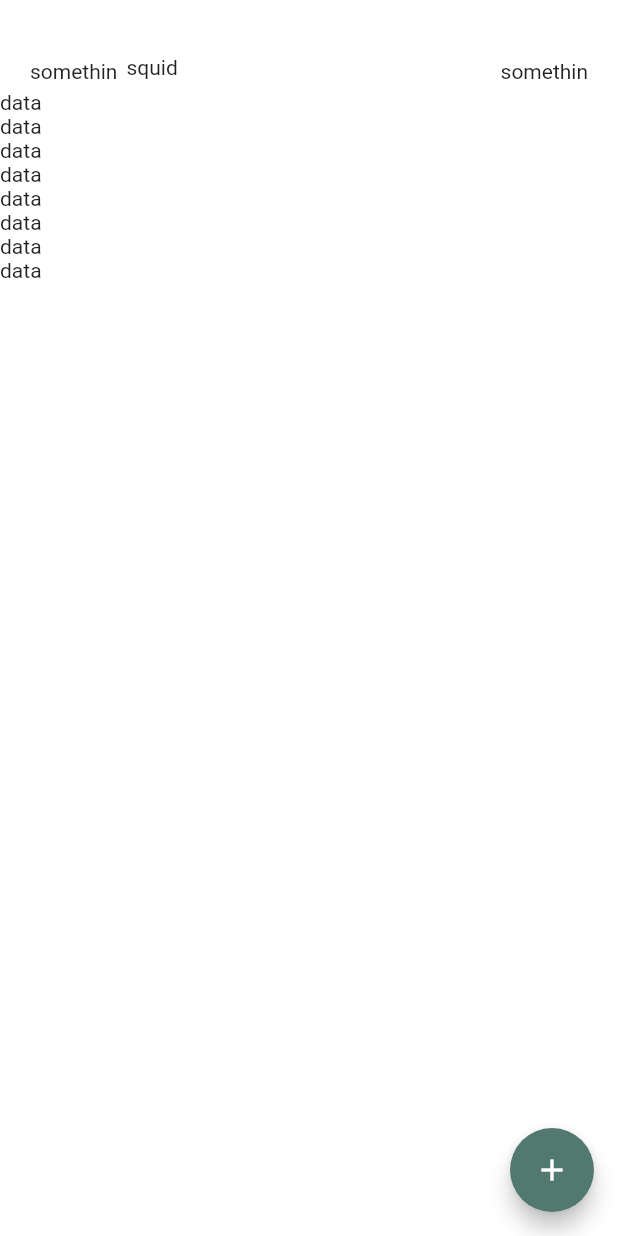
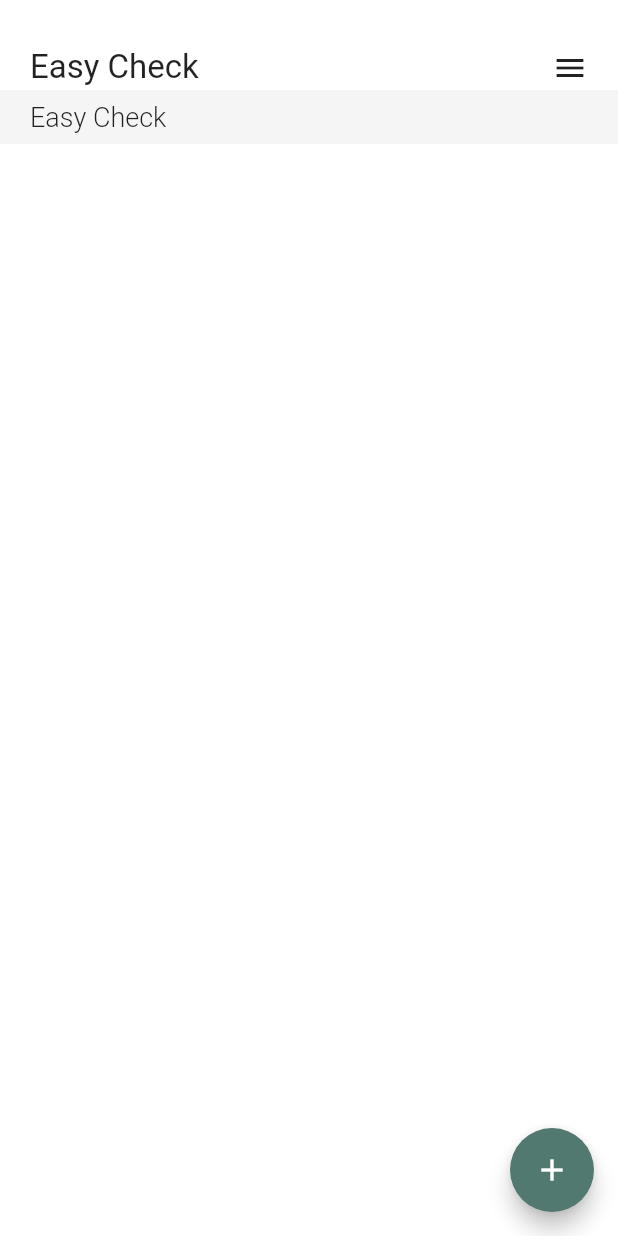
Before and after one commit to danielhoyosceldran/easyCheck, a Flutter app: the screen it shows after launch, on a phone screen of 412 x 824 dp. Run offline on Flutter 3.47's test engine with Material 2 defaults, Android fonts, the light colour scheme and no system bars; our stand-ins replace google_fonts.

Commit message:
working on menu

```diff
--- a/app/lib/colors/coustomized_colors.dart
+++ b/app/lib/colors/coustomized_colors.dart
@@ -1,14 +1,14 @@
 import 'package:flutter/material.dart';
 
-final Color? cGreen = _getColorFromHex("#52796F");
-final Color? cWhite = _getColorFromHex("#FFFFFF");
-final Color? cBlack  = _getColorFromHex("#000000");
-final Color? cGrey = _getColorFromHex("#888888");
+final Color cGreen = _getColorFromHex("#52796F");
+final Color cWhite = _getColorFromHex("#FFFFFF");
+final Color cBlack  = _getColorFromHex("#000000");
+final Color cGrey = _getColorFromHex("#888888");
 Color? cBlackTransparent;
 Color? cBlackMoreTransparent;
 Color? cWhiteTransparent;
 
-Color? _getColorFromHex(String hexColor) {
+Color _getColorFromHex(String hexColor) {
   hexColor = hexColor.replaceAll("#", "");
   if (hexColor.length == 6) {
     hexColor = "FF$hexColor";
--- a/app/lib/main.dart
+++ b/app/lib/main.dart
@@ -1,5 +1,5 @@
 import 'package:flutter/material.dart';
-import './pages/principal.dart';
+import './pages/pageGroups.dart';
 
 void main() {
   runApp(const MyApp());
@@ -14,7 +14,7 @@ class MyApp extends StatelessWidget {
     return const MaterialApp(
       title: 'Flutter Demo',
       debugShowCheckedModeBanner: false,
-      home: MyHomePage(title: 'Easy Check'),
+      home: PageGroups(title: 'Easy Check'),
     );
   }
 }
--- /dev/null
+++ b/app/lib/pages/pageGroups.dart
@@ -0,0 +1,48 @@
+import 'package:flutter/material.dart';
+import '../colors/coustomized_colors.dart';
+import '../widgets/customizedAppBar.dart';
+import '../widgets/listItem.dart';
+import './pageList.dart';
+
+class PageGroups extends StatefulWidget {
+  final String title;
+
+  const PageGroups({super.key, required this.title});
+
+  @override
+  State<PageGroups> createState() => _PageGroupsState();
+}
+
+class _PageGroupsState extends State<PageGroups> {
+  void _addTaskFileDialogue() {
+
+  }
+
+  void _navegateToList() {
+    Navigator.of(context)
+        .push(MaterialPageRoute<void>(
+      builder: (context) => const PageList(title: "Task"),
+    ));
+  }
+
+  @override
+  Widget build(BuildContext context) {
+    return Scaffold(
+      backgroundColor: cWhite,
+      appBar: CustomizedAppBar(),
+      body: ListView(
+        physics: const BouncingScrollPhysics(),
+        children: [
+          ListItem(callback: _navegateToList, title: widget.title),
+          const Spacer(),
+        ],
+      ),
+      floatingActionButton: FloatingActionButton(
+        onPressed: _addTaskFileDialogue,
+        backgroundColor: cGreen,
+        tooltip: 'Add task file.',
+        child: const Icon(Icons.add),
+      ),
+    );
+  }
+}
--- a/app/lib/pages/principal.dart
+++ /dev/null
@@ -1,54 +0,0 @@
-import 'package:flutter/material.dart';
-import '../colors/coustomized_colors.dart';
-import '../widgets/customizedAppBar.dart';
-
-class MyHomePage extends StatefulWidget {
-  const MyHomePage({super.key, required this.title});
-  final String title;
-
-  @override
-  State<MyHomePage> createState() => _MyHomePageState();
-}
-
-class _MyHomePageState extends State<MyHomePage> {
-  int _counter = 0;
-
-  void _addTaskFileDialogue() {
-
-  }
-
-  @override
-  Widget build(BuildContext context) {
-    return Scaffold(
-      backgroundColor: cWhite,
-      appBar: const CustomizedAppBar(),
-      body: ListView(
-        physics: const BouncingScrollPhysics(),
-        children: const [
-          Text("data"),
-          Spacer(),
-          Text("data"),
-          Spacer(),
-          Text("data"),
-          Spacer(),
-          Text("data"),
-          Spacer(),
-          Text("data"),
-          Spacer(),
-          Text("data"),
-          Spacer(),
-          Text("data"),
-          Spacer(),
-          Text("data"),
-
-        ],
-      ),
-      floatingActionButton: FloatingActionButton(
-        onPressed: _addTaskFileDialogue,
-        backgroundColor: cGreen,
-        tooltip: 'Add task file.',
-        child: const Icon(Icons.add),
-      ),
-    );
-  }
-}
--- a/app/lib/widgets/customizedAppBar.dart
+++ b/app/lib/widgets/customizedAppBar.dart
@@ -1,29 +1,32 @@
 import 'package:flutter/material.dart';
+import 'package:google_fonts/google_fonts.dart';
+import './menu.dart';
 
 class CustomizedAppBar extends StatelessWidget implements PreferredSizeWidget {
-  const CustomizedAppBar({Key? key}) : super(key: key);
+  bool? isTaskList;
+  String? title;
+  CustomizedAppBar({
+    Key? key,
+    this.isTaskList = false,
+    this.title = "Easy Check"
+  }) : super(key: key);
 
   @override
   Widget build(BuildContext context) {
     return Container(
-      color: Colors.white,
+      color: Colors.transparent,
       height: 90,
       child: Padding(
         padding: const EdgeInsets.only(left: 20, top: 30, right: 20),
         child: Row(
           children: [
-            Padding(
-              padding: const EdgeInsets.only(right: 6, top: 5),
-              child: const Text("somethin"),
-            ),
+            if(isTaskList!) const Icon(Icons.arrow_back_ios_new),
             Text(
-              "squid",
+              title!,
+              style: GoogleFonts.roboto(fontSize: 22, fontWeight: FontWeight.w400),
             ),
             const Spacer(),
-            Padding(
-              padding: const EdgeInsets.only(top: 5),
-              child: const Text("somethin"),
-            ),
+            Menu(changeColor: true, setAsMainPage: isTaskList, settings: true)
           ],
         ),
       ),
--- /dev/null
+++ b/app/lib/widgets/listItem.dart
@@ -0,0 +1,37 @@
+import 'package:app/pages/pageList.dart';
+import 'package:flutter/material.dart';
+import '../colors/coustomized_colors.dart';
+import '../pages/pageList.dart';
+import 'package:google_fonts/google_fonts.dart';
+
+class ListItem extends StatelessWidget {
+  final VoidCallback callback;
+  final String title;
+  const ListItem({
+    Key? key,
+    required this.callback,
+    required this.title
+  }) : super(key: key);
+
+  @override
+  Widget build(BuildContext context) {
+    return GestureDetector(
+      onTap: () {
+        callback();
+      },
+      child: Container(
+        margin: const EdgeInsets.only(top: 0),
+        padding: const EdgeInsets.only(left: 20, right: 20),
+        color: cBlack.withOpacity(0.04),
+        height: 36,
+        child: Align(
+          alignment: Alignment.centerLeft,
+          child: Text(
+              title,
+              style: GoogleFonts.roboto(fontSize: 18, fontWeight: FontWeight.w300),
+          ),
+        ),
+      ),
+    );
+  }
+}
--- a/app/pubspec.yaml
+++ b/app/pubspec.yaml
@@ -36,7 +36,7 @@ dependencies:
   # The following adds the Cupertino Icons font to your application.
   # Use with the CupertinoIcons class for iOS style icons.
   cupertino_icons: ^1.0.2
-
+  google_fonts:
 dev_dependencies:
   flutter_test:
     sdk: flutter
```
Also changed, not shown: app/lib/pages/pageList.dart (added, +40 -0 lines), app/lib/widgets/menu.dart (added, +110 -0 lines), app/lib/icon/Arrow.svg (added), app/pubspec.lock, 2 other files.
